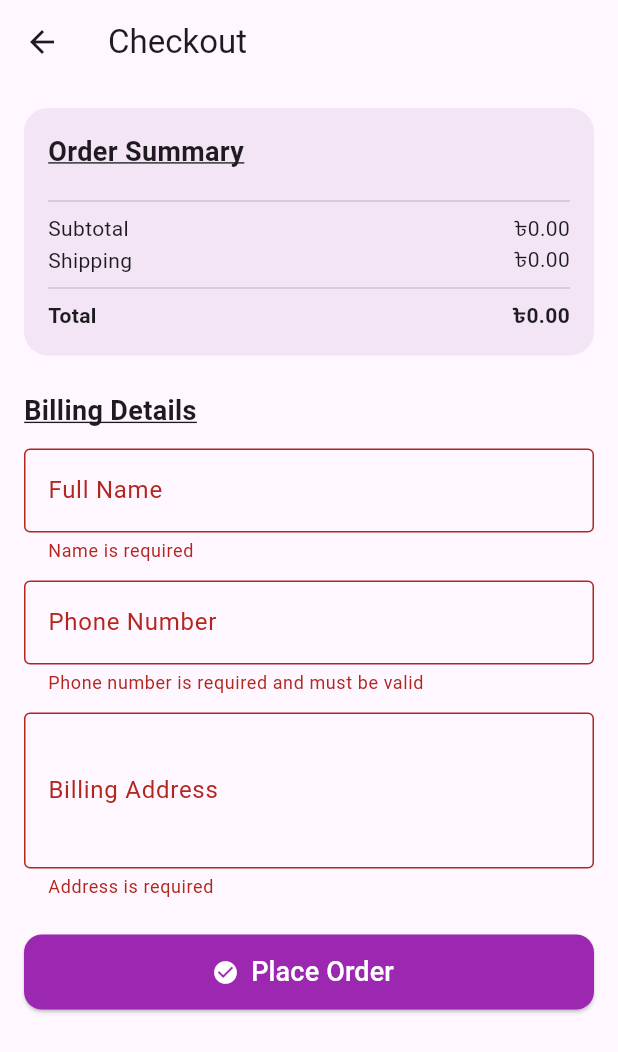
After one commit to Fardeenhimself/flutter_treatos, a Flutter app: the CheckoutPage screen opened directly, after a tap on "Place Order", on a phone screen of 412 x 824 dp. The commit adds this screen. Shown: the top 1052 px of the screen. Run offline on Flutter 3.47's test engine with Material 3 defaults, Android fonts, the phone set to English and light mode, and no system bars; our stand-ins replace carousel_slider, flutter_riverpod, font_awesome_flutter, persistent_bottom_nav_bar, sqflite; accounts and stored records are empty; network calls fail.

Commit message:
added a checkout and order status page

```diff
--- /dev/null
+++ b/lib/screens/checkout_screen.dart
@@ -0,0 +1,194 @@
+import 'package:flutter/material.dart';
+import 'package:flutter_riverpod/flutter_riverpod.dart';
+import 'package:treatos_bd/providers/cart_provider.dart';
+import 'package:treatos_bd/screens/order_completion_screen.dart';
+import 'package:treatos_bd/screens/cart_screen.dart';
+
+class CheckoutPage extends ConsumerWidget {
+  const CheckoutPage({super.key});
+
+  @override
+  Widget build(BuildContext context, WidgetRef ref) {
+    final cartItems = ref.watch(cartProvider);
+    final shippingCost = ref.watch(shippingCostProvider);
+
+    double subtotal = 0;
+    for (var item in cartItems) {
+      subtotal += double.tryParse(item.salePrice)! * item.quantity;
+    }
+    double total = subtotal + shippingCost;
+
+    final _formKey = GlobalKey<FormState>();
+    final nameController = TextEditingController();
+    final addressController = TextEditingController();
+    final phoneController = TextEditingController();
+
+    return Scaffold(
+      appBar: AppBar(title: const Text('Checkout')),
+      body: Padding(
+        padding: const EdgeInsets.all(16.0),
+        child: ListView(
+          children: [
+            // Order Summary
+            Container(
+              padding: const EdgeInsets.all(16),
+              decoration: BoxDecoration(
+                color: Colors.purple.shade50,
+                borderRadius: BorderRadius.circular(16),
+              ),
+              child: Column(
+                crossAxisAlignment: CrossAxisAlignment.start,
+                children: [
+                  const Text(
+                    'Order Summary',
+                    style: TextStyle(
+                      fontSize: 18,
+                      fontWeight: FontWeight.bold,
+                      decoration: TextDecoration.underline,
+                    ),
+                  ),
+                  const SizedBox(height: 12),
+                  ...cartItems.map(
+                    (item) => Padding(
+                      padding: const EdgeInsets.symmetric(vertical: 4.0),
+                      child: Row(
+                        mainAxisAlignment: MainAxisAlignment.spaceBetween,
+                        children: [
+                          Text(
+                            '${item.productName.toUpperCase()} x${item.quantity}',
+                          ),
+                          Text(
+                            '৳${(double.parse(item.salePrice) * item.quantity).toStringAsFixed(2)}',
+                          ),
+                        ],
+                      ),
+                    ),
+                  ),
+                  const Divider(),
+                  Row(
+                    mainAxisAlignment: MainAxisAlignment.spaceBetween,
+                    children: [
+                      const Text('Subtotal'),
+                      Text('৳${subtotal.toStringAsFixed(2)}'),
+                    ],
+                  ),
+                  Row(
+                    mainAxisAlignment: MainAxisAlignment.spaceBetween,
+                    children: [
+                      const Text('Shipping'),
+                      Text('৳${shippingCost.toStringAsFixed(2)}'),
+                    ],
+                  ),
+                  const Divider(),
+                  Row(
+                    mainAxisAlignment: MainAxisAlignment.spaceBetween,
+                    children: [
+                      const Text(
+                        'Total',
+                        style: TextStyle(fontWeight: FontWeight.bold),
+                      ),
+                      Text(
+                        '৳${total.toStringAsFixed(2)}',
+                        style: const TextStyle(fontWeight: FontWeight.bold),
+                      ),
+                    ],
+                  ),
+                ],
+              ),
+            ),
+            const SizedBox(height: 24),
+
+            // Billing Form
+            Form(
+              key: _formKey,
+              child: Column(
+                crossAxisAlignment: CrossAxisAlignment.start,
+                children: [
+                  const Text(
+                    'Billing Details',
+                    style: TextStyle(
+                      fontSize: 18,
+                      fontWeight: FontWeight.bold,
+                      decoration: TextDecoration.underline,
+                    ),
+                  ),
+                  const SizedBox(height: 12),
+                  TextFormField(
+                    controller: nameController,
+                    decoration: const InputDecoration(
+                      labelText: 'Full Name',
+                      border: OutlineInputBorder(),
+                    ),
+                    validator: (value) =>
+                        value!.isEmpty ? 'Name is required' : null,
+                  ),
+                  const SizedBox(height: 12),
+                  TextFormField(
+                    controller: phoneController,
+                    decoration: const InputDecoration(
+                      labelText: 'Phone Number',
+                      border: OutlineInputBorder(),
+                    ),
+                    keyboardType: TextInputType.phone,
+                    validator: (value) =>
+                        value!.isEmpty || value.trim().length < 11
+                        ? 'Phone number is required and must be valid'
+                        : null,
+                  ),
+                  const SizedBox(height: 12),
+                  TextFormField(
+                    controller: addressController,
+                    decoration: const InputDecoration(
+                      labelText: 'Billing Address',
+                      border: OutlineInputBorder(),
+                    ),
+                    maxLines: 3,
+                    validator: (value) =>
+                        value!.isEmpty ? 'Address is required' : null,
+                  ),
+                ],
+              ),
+            ),
+            const SizedBox(height: 24),
+
+            // Place Order Button
+            ElevatedButton.icon(
+              icon: const Icon(Icons.check_circle, color: Colors.white),
+              label: const Text(
+                'Place Order',
+                style: TextStyle(fontSize: 18, color: Colors.white),
+              ),
+              style: ElevatedButton.styleFrom(
+                backgroundColor: Colors.purple,
+                minimumSize: const Size.fromHeight(50),
+                shape: RoundedRectangleBorder(
+                  borderRadius: BorderRadius.circular(12),
+                ),
+              ),
+              onPressed: () {
+                if (_formKey.currentState!.validate()) {
+                  // Simulate placing order
+                  ScaffoldMessenger.of(context).showSnackBar(
+                    const SnackBar(content: Text("Order placed successfully!")),
+                  );
+
+                  // Optionally clear cart
+                  ref.read(cartProvider.notifier).clearCart();
+
+                  // Go to success/tracking page
+                  Navigator.pushReplacement(
+                    context,
+                    MaterialPageRoute(
+                      builder: (context) =>
+                          const OrderStatusPage(isSuccess: true),
+                    ),
+                  );
+                }
+              },
+            ),
+          ],
+        ),
+      ),
+    );
+  }
+}
```
Also changed, not shown: lib/screens/cart_screen.dart (+6 -1 lines), lib/screens/order_completion_screen.dart (added, +68 -0 lines).
